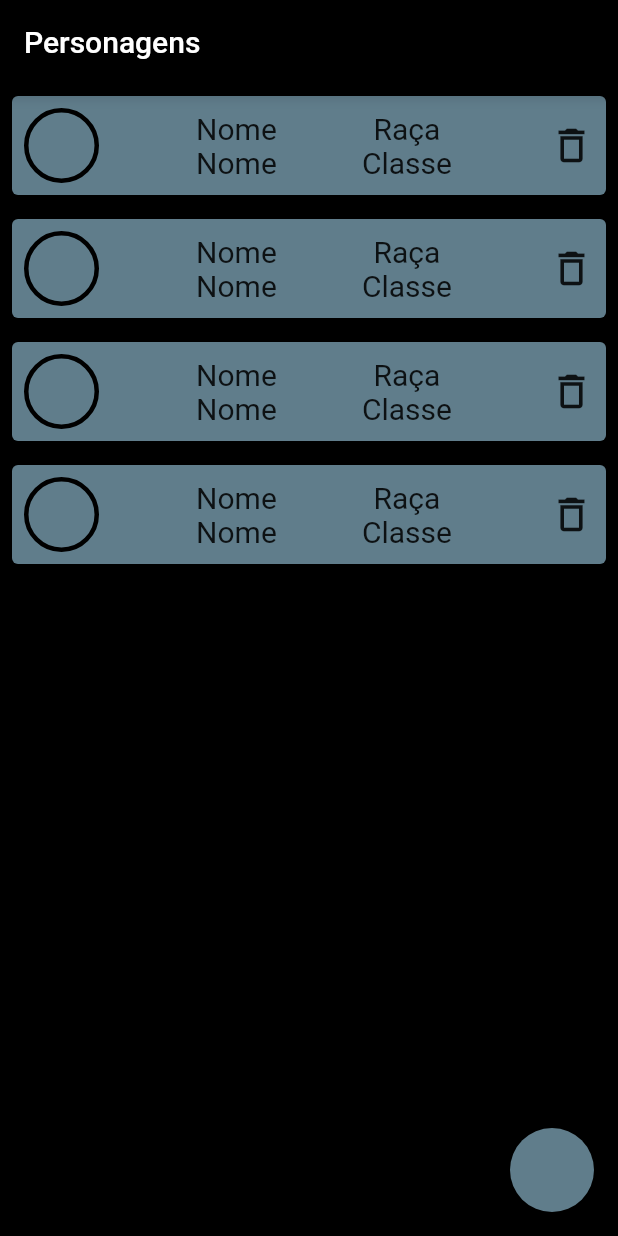
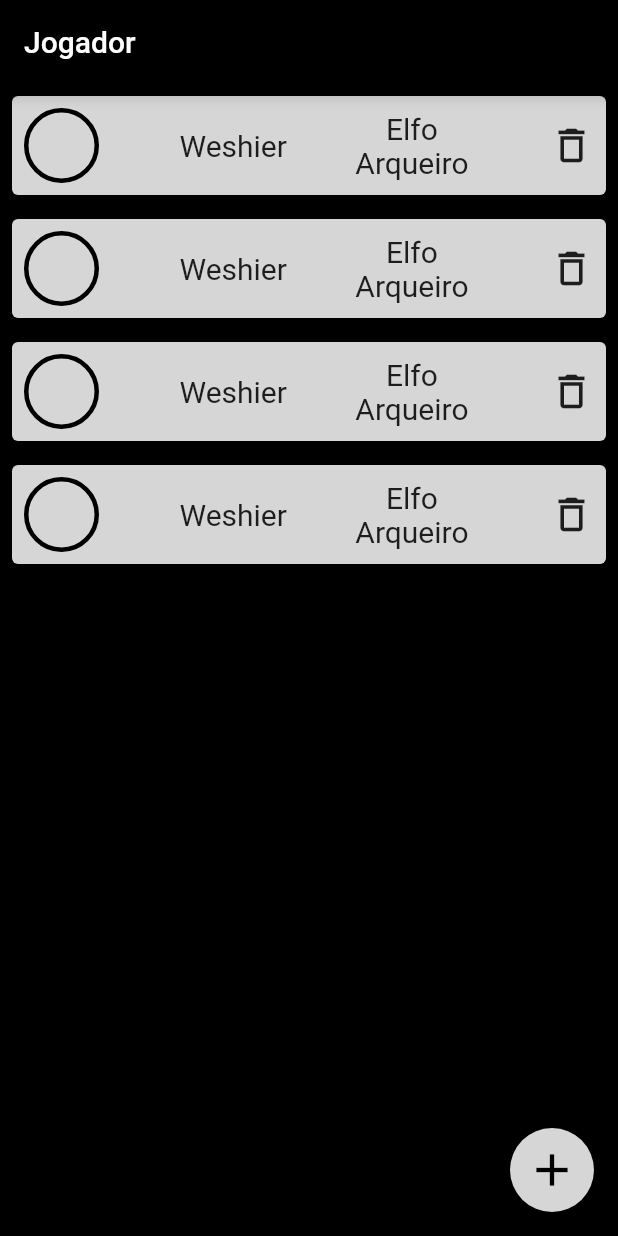
Before and after one commit to bezerrabruno/ficha_rpg, a Flutter app: the screen it shows after launch, on a phone screen of 412 x 824 dp. Run offline on Flutter 3.47's test engine with Material 2 defaults, Android fonts, the phone set to English and light mode, and no system bars; our stand-ins replace sqflite; accounts and stored records are empty.

Commit message:
Versão 0.0.2
Implementações: CardJogador, Database, CharacterDao, CreatorCharacter.
correções: Fluxo do app.
otimizações: SelectorPage.

```diff
--- /dev/null
+++ b/ficha_rpg/lib/components/card_jogador.dart
@@ -0,0 +1,44 @@
+import 'package:flutter/material.dart';
+
+import 'package:ficha_rpg/pages/character.dart';
+
+class CardJogador extends StatelessWidget {
+  @override
+  Widget build(BuildContext context) {
+    return GestureDetector(
+      onDoubleTap: () {
+        Navigator.push(
+            context,
+            MaterialPageRoute(
+                builder: (BuildContext context) => CharacterPage()));
+      },
+      child: Card(
+        margin: EdgeInsets.all(8.0),
+        color: Colors.grey[350],
+        child:
+            Row(mainAxisAlignment: MainAxisAlignment.spaceBetween, children: [
+          Container(
+            margin: EdgeInsets.all(8.0),
+            decoration: BoxDecoration(
+              border: Border.all(width: 3.0),
+              borderRadius: BorderRadius.all(Radius.circular(48.0)),
+            ),
+            height: 50,
+            width: 50,
+          ),
+          Text('Weshier', style: TextStyle(fontSize: 20)),
+          Column(children: [
+            Text('Elfo', style: TextStyle(fontSize: 20)),
+            Text('Arqueiro', style: TextStyle(fontSize: 20)),
+          ]),
+          Padding(
+              padding: const EdgeInsets.symmetric(horizontal: 8.0),
+              child: Icon(
+                Icons.delete_outline,
+                size: 30,
+              )),
+        ]),
+      ),
+    );
+  }
+}
--- a/ficha_rpg/lib/main.dart
+++ b/ficha_rpg/lib/main.dart
@@ -1,6 +1,6 @@
 import 'package:flutter/material.dart';
 
-import 'package:ficha_rpg/pages/character_selector.dart';
+import 'package:ficha_rpg/pages/selector.dart';
 
 void main() {
   runApp(AppRPG());
@@ -11,7 +11,7 @@ class AppRPG extends StatelessWidget {
   Widget build(BuildContext context) {
     return MaterialApp(
       title: 'Ficha RPG',
-      home: HomePage(),
+      home: SelectorPage(),
     );
   }
 }
--- a/ficha_rpg/lib/pages/character_selector.dart
+++ /dev/null
@@ -1,65 +0,0 @@
-import 'package:flutter/material.dart';
-
-import 'package:ficha_rpg/pages/character.dart';
-
-class HomePage extends StatelessWidget {
-  @override
-  Widget build(BuildContext context) {
-    return Scaffold(
-      backgroundColor: Colors.black,
-      appBar: AppBar(
-        backgroundColor: Colors.black,
-        title: Text('Personagens'),
-      ),
-      floatingActionButton: FloatingActionButton(
-        backgroundColor: Colors.blueGrey,
-        onPressed: () {
-          Navigator.push(
-              context,
-              MaterialPageRoute(
-                  builder: (BuildContext context) => CharacterPage()));
-        },
-      ),
-      body: ListView(
-        children: [
-          _cardPersonagem(),
-          _cardPersonagem(),
-          _cardPersonagem(),
-          _cardPersonagem(),
-        ],
-      ),
-    );
-  }
-
-  Widget _cardPersonagem() {
-    return Card(
-      margin: EdgeInsets.all(8.0),
-      color: Colors.blueGrey,
-      child: Row(mainAxisAlignment: MainAxisAlignment.spaceBetween, children: [
-        Container(
-          margin: EdgeInsets.all(8.0),
-          decoration: BoxDecoration(
-            border: Border.all(width: 3.0),
-            borderRadius: BorderRadius.all(Radius.circular(48.0)),
-          ),
-          height: 50,
-          width: 50,
-        ),
-        Column(children: [
-          Text('Nome', style: TextStyle(fontSize: 20)),
-          Text('Nome', style: TextStyle(fontSize: 20)),
-        ]),
-        Column(children: [
-          Text('Raça', style: TextStyle(fontSize: 20)),
-          Text('Classe', style: TextStyle(fontSize: 20)),
-        ]),
-        Padding(
-            padding: const EdgeInsets.symmetric(horizontal: 8.0),
-            child: Icon(
-              Icons.delete_outline,
-              size: 30,
-            )),
-      ]),
-    );
-  }
-}
--- /dev/null
+++ b/ficha_rpg/lib/pages/selector.dart
@@ -0,0 +1,92 @@
+import 'package:ficha_rpg/components/card_jogador.dart';
+import 'package:flutter/material.dart';
+
+class SelectorPage extends StatefulWidget {
+  String valor;
+  List itens = [
+    'Mestre',
+    'Jogador',
+  ];
+  @override
+  State<StatefulWidget> createState() {
+    return SelectorPageState();
+  }
+}
+
+class SelectorPageState extends State<SelectorPage> {
+  @override
+  Widget build(BuildContext context) {
+    return _tela();
+  }
+
+  Widget _tela() {
+    return Scaffold(
+      backgroundColor: Colors.black,
+      appBar: AppBar(
+        backgroundColor: Colors.black,
+        title: Text('Jogador'),
+      ),
+      floatingActionButton: creator(),
+      body: ListView(
+        children: [
+          CardJogador(),
+          CardJogador(),
+          CardJogador(),
+          CardJogador(),
+        ],
+      ),
+    );
+  }
+
+  Widget creator() {
+    return FloatingActionButton(
+        child: Icon(
+          Icons.add,
+          color: Colors.black,
+          size: 36,
+        ),
+        backgroundColor: Colors.grey[350],
+        onPressed: () {
+          showDialog(
+              context: context,
+              builder: (BuildContext context) {
+                return SimpleDialog(
+                  title: Text(
+                    'Personagem',
+                    style: TextStyle(fontSize: 36),
+                  ),
+                  children: [
+                    Padding(
+                      padding: const EdgeInsets.all(16.0),
+                      child: DropdownButtonFormField(
+                        hint: Text(
+                          'Ficha',
+                          style: TextStyle(fontSize: 24.0),
+                        ),
+                        items: widget.itens.map((valorItem) {
+                          return DropdownMenuItem(
+                            value: valorItem,
+                            child: Text(
+                              valorItem,
+                              style: TextStyle(fontSize: 24),
+                            ),
+                          );
+                        }).toList(),
+                        value: widget.valor,
+                        onChanged: (novoValor) {
+                          setState(() {
+                            widget.valor = novoValor;
+                          });
+                        },
+                      ),
+                    ),
+                    TextFormField(),
+                    RaisedButton(
+                      onPressed: () => true,
+                    )
+                  ],
+                );
+              });
+        });
+  }
+}
--- a/ficha_rpg/pubspec.yaml
+++ b/ficha_rpg/pubspec.yaml
@@ -23,6 +23,7 @@ environment:
 dependencies:
   flutter:
     sdk: flutter
+  sqflite:
 
 
   # The following adds the Cupertino Icons font to your application.
```
Also changed, not shown: ficha_rpg/lib/database/dao/character_dao.dart (added, +11 -0 lines), ficha_rpg/lib/database/rpg_database.dart (added, +15 -0 lines), ficha_rpg/pubspec.lock.
